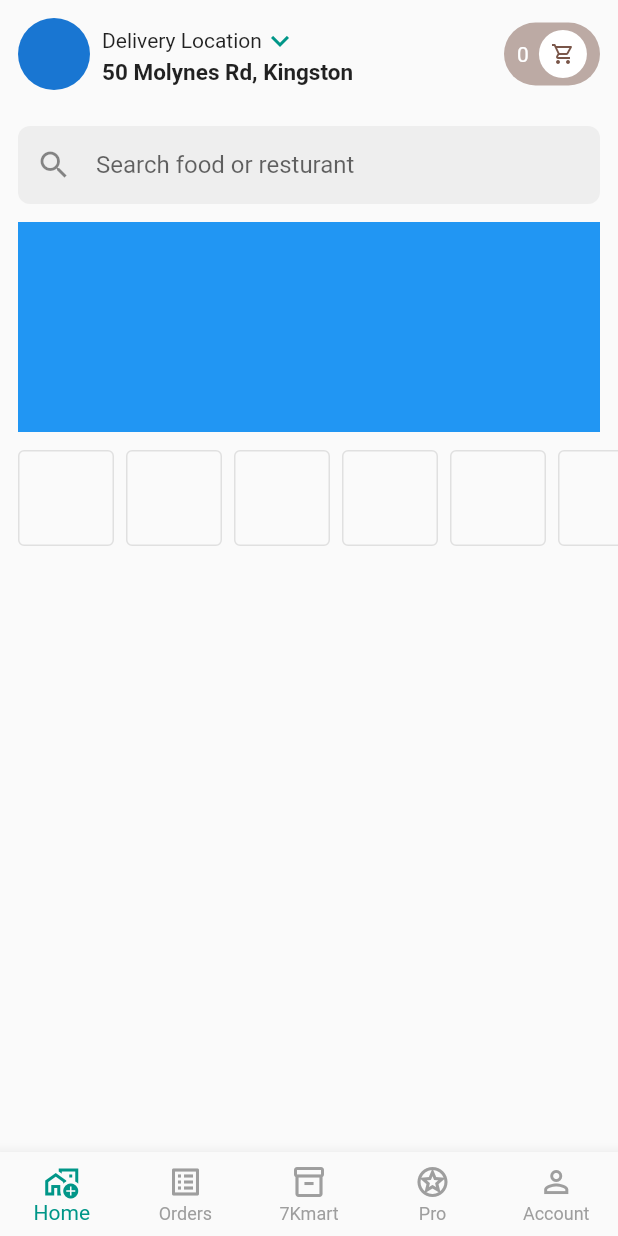
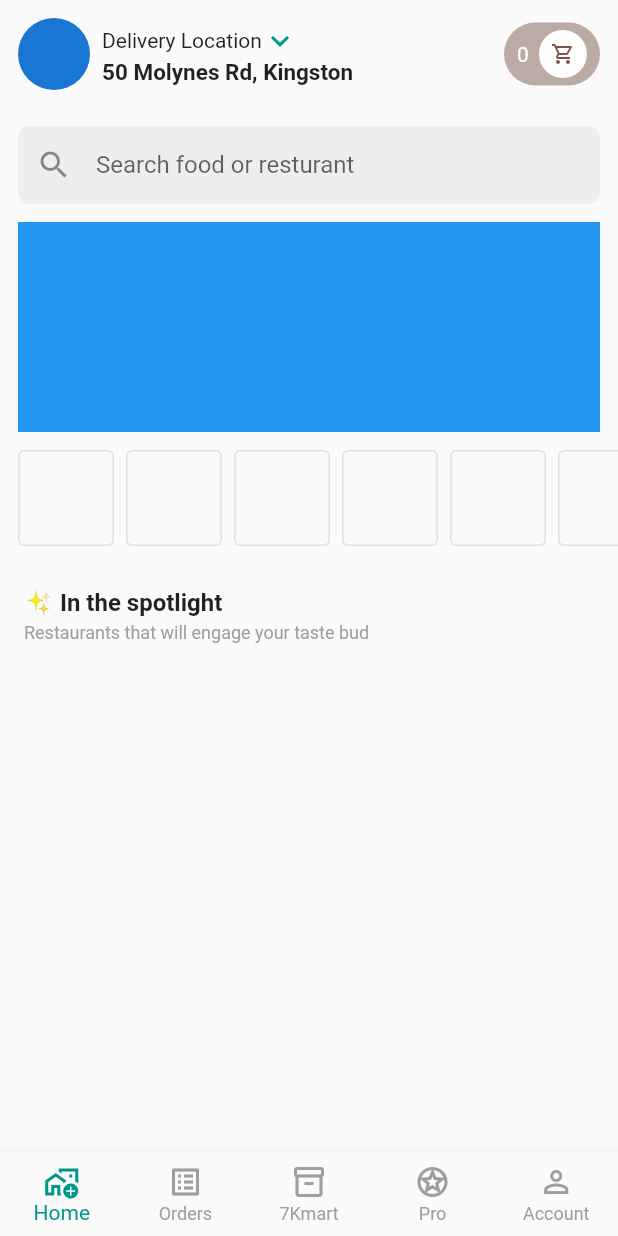
Before and after one commit to JAICHANGPARK/flutter_notebook_chapter_21, a Flutter app: the screen it shows after launch, on a phone screen of 412 x 824 dp. Run offline on Flutter 3.47's test engine with Material 2 defaults, Android fonts, the phone set to English and light mode, and no system bars; our stand-ins replace badges, fl_chart, flutter_riverpod; missing offline and left inert: candlesticks.

Commit message:
Update fd_home_page_widget.dart

```diff
--- a/lib/ep1234_food_delivery_app/src/ui/widget/fd_home_page_widget.dart
+++ b/lib/ep1234_food_delivery_app/src/ui/widget/fd_home_page_widget.dart
@@ -7,6 +7,7 @@ class FdHomePageWidget extends StatelessWidget {
   Widget build(BuildContext context) {
     return SingleChildScrollView(
       child: Column(
+        crossAxisAlignment: CrossAxisAlignment.start,
         children: [
           Padding(
             padding: EdgeInsets.symmetric(horizontal: 12, vertical: 12),
@@ -118,6 +119,25 @@ class FdHomePageWidget extends StatelessWidget {
               },
               scrollDirection: Axis.horizontal,
             ),
+          ),
+          Padding(
+            padding: const EdgeInsets.only(left: 16, top: 16, bottom: 16),
+            child: Column(
+              crossAxisAlignment: CrossAxisAlignment.start,
+              children: [
+                Text(
+                  "✨ In the spotlight",
+                  style: TextStyle(fontWeight: FontWeight.bold, fontSize: 16),
+                ),
+                SizedBox(
+                  height: 4,
+                ),
+                Text(
+                  "Restaurants that will engage your taste bud",
+                  style: TextStyle(fontSize: 12, color: Colors.grey),
+                ),
+              ],
+            ),
           )
         ],
       ),
```
